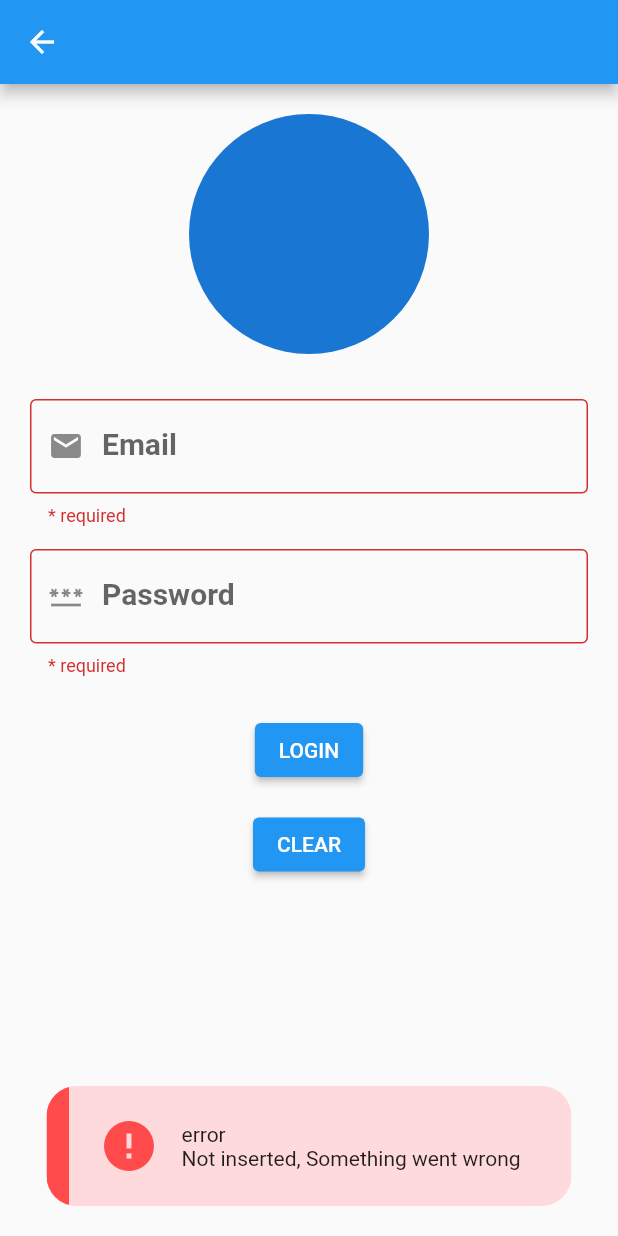
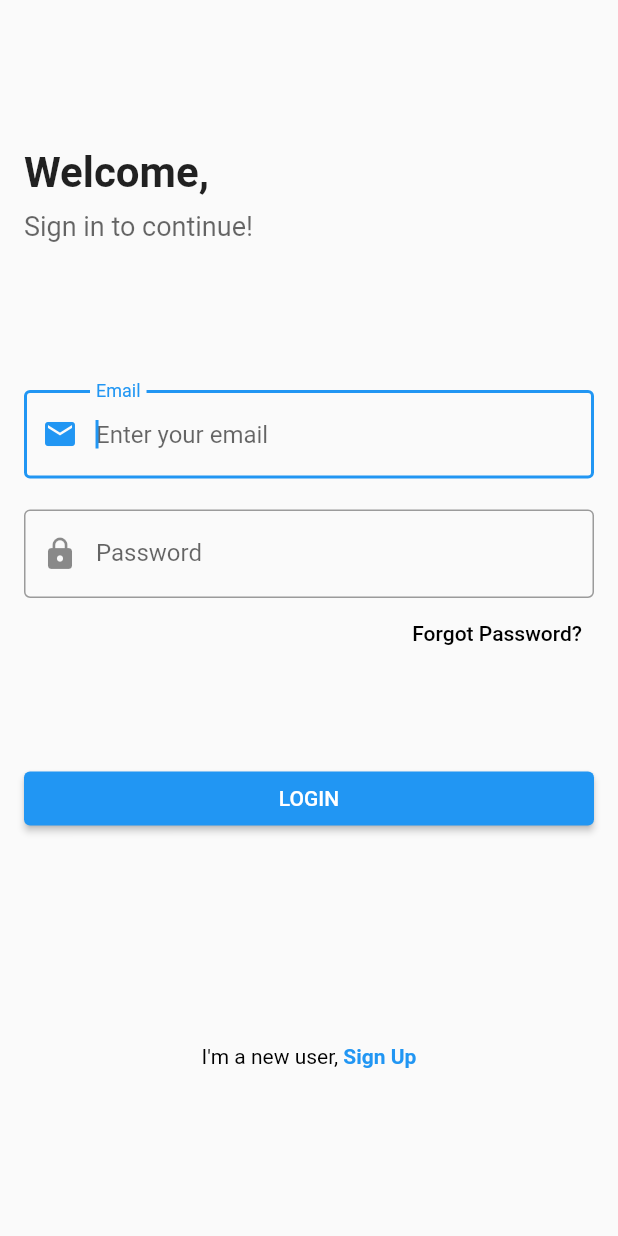
Before and after one commit to Ghatani/andriod-flutter, a Flutter app: the login screen opened directly, after a tap on "LOGIN", on a phone screen of 412 x 824 dp. Run offline on Flutter 3.47's test engine with Material 2 defaults, Android fonts, the phone set to English and light mode, and no system bars; our stand-ins replace form_field_validator, motion_toast.

Commit message:
loginUpdate

```diff
--- a/lib/screen/login.dart
+++ b/lib/screen/login.dart
@@ -15,77 +15,112 @@ class _loginState extends State<login> {
 
   @override
   Widget build(BuildContext context) {
+    double screenHeight = MediaQuery.of(context).size.height;
     return Scaffold(
-      appBar: AppBar(),
-      body: SingleChildScrollView(
-        padding: EdgeInsets.all(20.0),
-        child: Form(
-          key: _formkey,
-          child: Column(
+      body: Padding(
+        padding: const EdgeInsets.symmetric(horizontal: 16),
+        child: ListView(
           children: [
-            CircleAvatar(
-              //backgroundImage: AssetImage(""),
-              radius: 80,
+            SizedBox(height: screenHeight * .12),
+            const Text(
+              "Welcome,",
+              style: TextStyle(
+                fontSize: 28,
+                fontWeight: FontWeight.bold,
+              ),
             ),
-            SizedBox(height: 30),
+            SizedBox(height: screenHeight * .01),
+            Text(
+              "Sign in to continue!",
+              style: TextStyle(
+                fontSize: 18,
+                color: Colors.black.withOpacity(.6),
+              ),
+            ),
+            SizedBox(height: screenHeight * .12),
             TextFormField(
-              validator: MultiValidator([
-                RequiredValidator(errorText: "* required"),
-                EmailValidator(errorText: 'Invalid email'),
-                //EmailValidator()
-              ]),
-              keyboardType: TextInputType.emailAddress,
-              style: TextStyle(fontSize: 20, fontWeight: FontWeight.bold),
+              onChanged: (value) {
+                setState(() {
+
+                });
+              },
               decoration: InputDecoration(
                 prefixIcon: Icon(Icons.email),
                 labelText: 'Email',
                 hintText: 'Enter your email',
                 border: OutlineInputBorder(),
               ),
+              textInputAction: TextInputAction.next,
+              autofocus: true,
             ),
-            SizedBox(height: 15),
+            SizedBox(height: screenHeight * .025),
             TextFormField(
-              validator: MultiValidator([
-                RequiredValidator(errorText: "* required"),
+              onChanged: (value) {
+                setState(() {
 
-              ]),
-              keyboardType: TextInputType.visiblePassword,
-              style: TextStyle(fontSize: 20, fontWeight: FontWeight.bold),
+                });
+              },
               decoration: InputDecoration(
-                prefixIcon: Icon(Icons.password),
+                prefixIcon: Icon(Icons.lock),
                 labelText: 'Password',
                 hintText: 'Enter your password',
                 border: OutlineInputBorder(),
               ),
+
+              obscureText: true,
+              textInputAction: TextInputAction.next,
             ),
-            SizedBox(height: 25),
-            ElevatedButton(onPressed: (){
-              if (_formkey.currentState!.validate()){
-                setState(() {
-                  _formkey.currentState!.save();
-                  MotionToast.success(description: 'Data saved successfully',
-                  title: 'Success',
-                  toastDuration: Duration(seconds: 3)).show(context);
-                });
+            Align(
+              alignment: Alignment.centerRight,
+              child: TextButton(
+                onPressed: () {},
+                child: const Text(
+                  "Forgot Password?",
+                  style: TextStyle(
+                    color: Colors.black,
+                  ),
+                ),
+              ),
+            ),
+            SizedBox(
+              height: screenHeight * .075,
+            ),
+            ElevatedButton(
+              onPressed: (){
 
-              }
-              else{
-                MotionToast.error(description: 'Not inserted, Something went wrong',
-                title: 'error',
-                ).show(context);
-              }
-            },
-            child: Text('LOGIN')),
-            SizedBox(height: 15),
-            ElevatedButton(onPressed: (){
-              _formkey.currentState!.reset();
-            },
-            child: Text('CLEAR')),
+              },
+              child: Text('LOGIN')
+            ),
+            SizedBox(
+              height: screenHeight * .15,
+            ),
+            TextButton(
+              onPressed: (){},
+              // onPressed: () => Navigator.push(
+              //   context,
+              //   MaterialPageRoute(
+              //     builder: (_) => const register(),
+              //   ),
+              // ),
+              child: RichText(
+                text: const TextSpan(
+                  text: "I'm a new user, ",
+                  style: TextStyle(color: Colors.black),
+                  children: [
+                    TextSpan(
+                      text: "Sign Up",
+                      style: TextStyle(
+                        color: Colors.blue,
+                        fontWeight: FontWeight.bold,
+                      ),
+                    ),
+                  ],
+                ),
+              ),
+            )
           ],
-        )),
-
+        ),
       ),
-
     );
   }
 }
```
